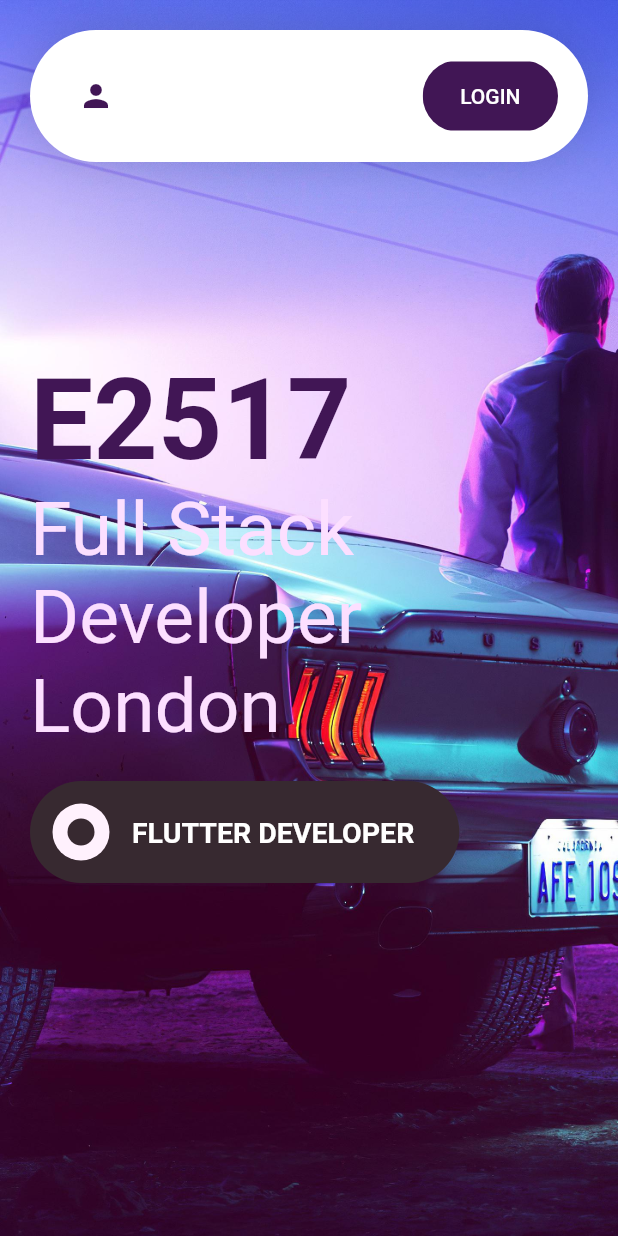
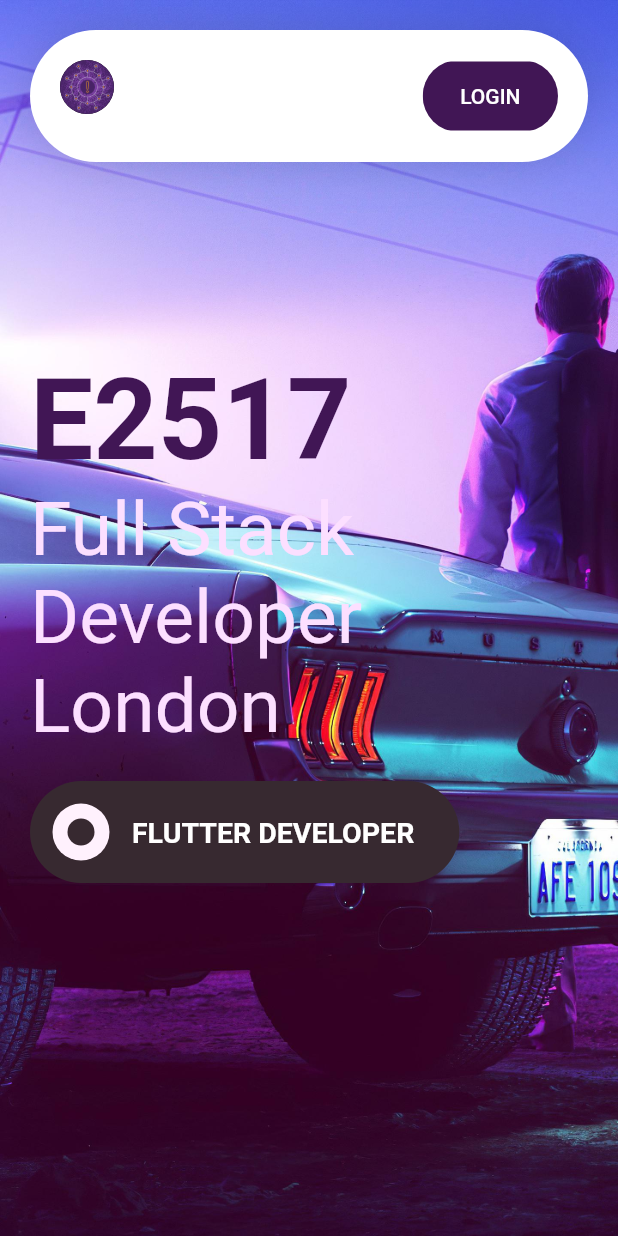
Before and after one commit to E2517/web-flutter, a Flutter app: the screen it shows after launch, on a phone screen of 412 x 824 dp. Run offline on Flutter 3.47's test engine with Material 2 defaults, Android fonts, the phone set to English and light mode, and no system bars.

Commit message:
icon appbar

```diff
--- a/lib/views/appbar_views.dart
+++ b/lib/views/appbar_views.dart
@@ -26,10 +26,9 @@ class CustomAppBar extends StatelessWidget {
         ),
         child: Stack(
           children: [
-            IconButton(
-              icon: Icon(Icons.person),
-              color: kPrimaryColor,
-              onPressed: () {},
+            CircleAvatar(
+              radius: 18,
+              backgroundImage: AssetImage('assets/images/avatar.png'),
             ),
             Row(
               mainAxisAlignment: MainAxisAlignment.end,
```
Also changed, not shown: assets/images/avatar.png (added), 1 other file.
